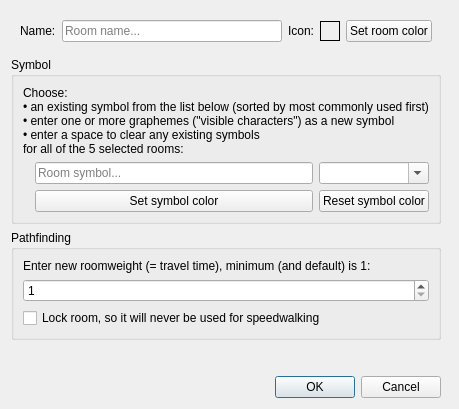
Above: src/ui/room_properties.ui from Mudlet/Mudlet before the change. Below: the same form after it.
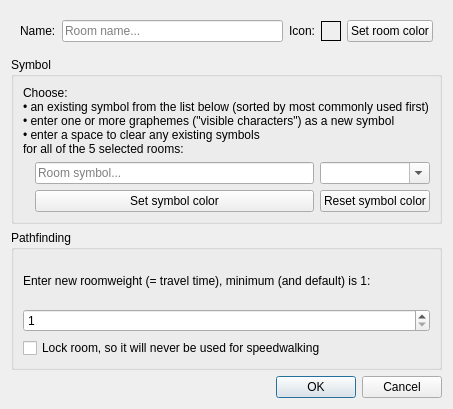
That is the form after the change.

Commit message: Not sure what happened exactly

Diff of the .ui file:
```diff
--- a/src/ui/room_properties.ui
+++ b/src/ui/room_properties.ui
@@ -6,7 +6,7 @@
    <rect>
     <x>0</x>
     <y>0</y>
-    <width>459</width>
+    <width>453</width>
     <height>409</height>
    </rect>
   </property>
@@ -23,97 +23,49 @@
    <enum>Qt::LeftToRight</enum>
   </property>
   <layout class="QGridLayout" name="gridLayout_3">
-   <item row="0" column="0">
-    <layout class="QGridLayout" name="gridLayout">
-     <property name="sizeConstraint">
-      <enum>QLayout::SetMinimumSize</enum>
+   <item row="4" column="0">
+    <spacer name="verticalSpacer">
+     <property name="orientation">
+      <enum>Qt::Vertical</enum>
      </property>
-     <property name="leftMargin">
-      <number>9</number>
+     <property name="sizeType">
+      <enum>QSizePolicy::Preferred</enum>
      </property>
-     <property name="topMargin">
-      <number>9</number>
+     <property name="sizeHint" stdset="0">
+      <size>
+       <width>0</width>
+       <height>0</height>
+      </size>
      </property>
-     <property name="rightMargin">
-      <number>9</number>
+    </spacer>
+   </item>
+   <item row="7" column="0">
+    <spacer name="horizontalSpacer">
+     <property name="orientation">
+      <enum>Qt::Horizontal</enum>
      </property>
-     <property name="bottomMargin">
-      <number>9</number>
+     <property name="sizeType">
+      <enum>QSizePolicy::Expanding</enum>
      </property>
-     <item row="0" column="4">
-      <widget class="QLabel" name="label_preview">
-       <property name="sizePolicy">
-        <sizepolicy hsizetype="Fixed" vsizetype="Fixed">
-         <horstretch>0</horstretch>
-         <verstretch>0</verstretch>
-        </sizepolicy>
-       </property>
-       <property name="minimumSize">
-        <size>
-         <width>20</width>
-         <height>20</height>
-        </size>
-       </property>
-       <property name="maximumSize">
-        <size>
-         <width>20</width>
-         <height>20</height>
-        </size>
-       </property>
-       <property name="autoFillBackground">
-        <bool>false</bool>
-       </property>
-       <property name="styleSheet">
-        <string notr="true"/>
-       </property>
-       <property name="frameShape">
-        <enum>QFrame::Box</enum>
-       </property>
-       <property name="text">
-        <string/>
-       </property>
-       <property name="scaledContents">
-        <bool>false</bool>
-       </property>
-       <property name="alignment">
-        <set>Qt::AlignCenter</set>
-       </property>
-       <property name="margin">
-        <number>0</number>
-       </property>
-      </widget>
-     </item>
-     <item row="0" column="0">
-      <widget class="QLabel" name="label_name">
-       <property name="text">
-        <string>Name:</string>
-       </property>
-      </widget>
-     </item>
-     <item row="0" column="2">
-      <widget class="QLabel" name="label_layout">
-       <property name="text">
-        <string>Icon:</string>
-       </property>
-      </widget>
-     </item>
-     <item row="0" column="1">
-      <widget class="QLineEdit" name="lineEdit_name">
-       <property name="placeholderText">
-        <string>Room name...</string>
-       </property>
-      </widget>
-     </item>
-     <item row="0" column="5">
-      <widget class="QPushButton" name="pushButton_room_color">
-       <property name="text">
-        <string>Set room color</string>
-       </property>
-      </widget>
-     </item>
-    </layout>
+     <property name="sizeHint" stdset="0">
+      <size>
+       <width>0</width>
+       <height>0</height>
+      </size>
+     </property>
+    </spacer>
    </item>
-   <item row="2" column="0">
+   <item row="7" column="1">
+    <widget class="QDialogButtonBox" name="buttonBox">
+     <property name="orientation">
+      <enum>Qt::Horizontal</enum>
+     </property>
+     <property name="standardButtons">
+      <set>QDialogButtonBox::Cancel|QDialogButtonBox::Ok</set>
+     </property>
+    </widget>
+   </item>
+   <item row="2" column="0" colspan="2">
     <widget class="QGroupBox" name="groupBox_pathfinding">
      <property name="title">
       <string>Pathfinding</string>
@@ -152,17 +104,7 @@
      </layout>
     </widget>
    </item>
-   <item row="4" column="0">
-    <widget class="QDialogButtonBox" name="buttonBox">
-     <property name="orientation">
-      <enum>Qt::Horizontal</enum>
-     </property>
-     <property name="standardButtons">
-      <set>QDialogButtonBox::Cancel|QDialogButtonBox::Ok</set>
-     </property>
-    </widget>
-   </item>
-   <item row="1" column="0">
+   <item row="1" column="0" colspan="2">
     <widget class="QGroupBox" name="groupBox_layout">
      <property name="title">
       <string>Symbol</string>
@@ -223,31 +165,95 @@
      </layout>
     </widget>
    </item>
-   <item row="3" column="0">
-    <spacer name="verticalSpacer">
-     <property name="orientation">
-      <enum>Qt::Vertical</enum>
+   <item row="0" column="0" colspan="2">
+    <layout class="QGridLayout" name="gridLayout">
+     <property name="sizeConstraint">
+      <enum>QLayout::SetMinimumSize</enum>
      </property>
-     <property name="sizeHint" stdset="0">
-      <size>
-       <width>0</width>
-       <height>0</height>
-      </size>
+     <property name="leftMargin">
+      <number>9</number>
      </property>
-    </spacer>
-   </item>
-   <item row="2" column="1">
-    <spacer name="horizontalSpacer">
-     <property name="orientation">
-      <enum>Qt::Horizontal</enum>
+     <property name="topMargin">
+      <number>9</number>
      </property>
-     <property name="sizeHint" stdset="0">
-      <size>
-       <width>0</width>
-       <height>0</height>
-      </size>
+     <property name="rightMargin">
+      <number>9</number>
      </property>
-    </spacer>
+     <property name="bottomMargin">
+      <number>9</number>
+     </property>
+     <item row="0" column="4">
+      <widget class="QLabel" name="label_preview">
+       <property name="sizePolicy">
+        <sizepolicy hsizetype="Fixed" vsizetype="Fixed">
+         <horstretch>0</horstretch>
+         <verstretch>0</verstretch>
+        </sizepolicy>
+       </property>
+       <property name="minimumSize">
+        <size>
+         <width>20</width>
+         <height>20</height>
+        </size>
+       </property>
+       <property name="maximumSize">
+        <size>
+         <width>20</width>
+         <height>20</height>
+        </size>
+       </property>
+       <property name="autoFillBackground">
+        <bool>false</bool>
+       </property>
+       <property name="styleSheet">
+        <string notr="true"/>
+       </property>
+       <property name="frameShape">
+        <enum>QFrame::Box</enum>
+       </property>
+       <property name="text">
+        <string/>
+       </property>
+       <property name="scaledContents">
+        <bool>false</bool>
+       </property>
+       <property name="alignment">
+        <set>Qt::AlignCenter</set>
+       </property>
+       <property name="margin">
+        <number>0</number>
+       </property>
+      </widget>
+     </item>
+     <item row="0" column="0">
+      <widget class="QLabel" name="label_name">
+       <property name="text">
+        <string>Name:</string>
+       </property>
+      </widget>
+     </item>
+     <item row="0" column="2">
+      <widget class="QLabel" name="label_layout">
+       <property name="text">
+        <string>Icon:</string>
+       </property>
+      </widget>
+     </item>
+     <item row="0" column="1">
+      <widget class="QLineEdit" name="lineEdit_name">
+       <property name="placeholderText">
+        <string>Room name...</string>
+       </property>
+      </widget>
+     </item>
+     <item row="0" column="5">
+      <widget class="QPushButton" name="pushButton_room_color">
+       <property name="text">
+        <string>Set room color</string>
+       </property>
+      </widget>
+     </item>
+    </layout>
    </item>
   </layout>
  </widget>
```
